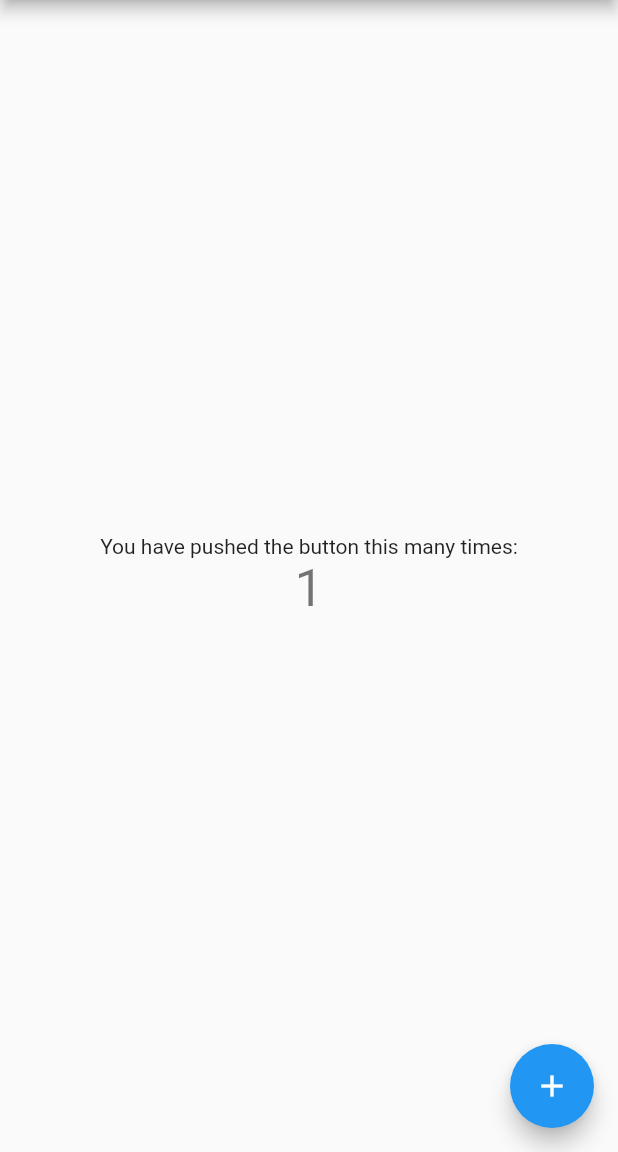
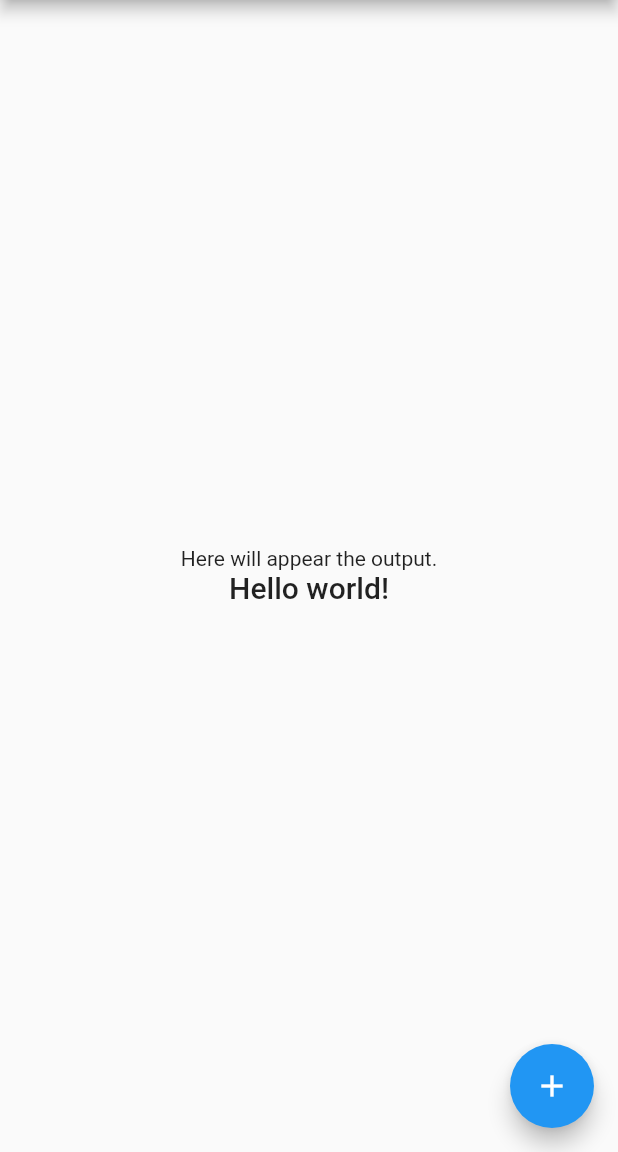
Before and after one commit to EdoF0/zeroapp, a Flutter app: the screen it shows after launch, after a tap on the "add" icon, on a phone screen of 412 x 824 dp, the part 84-1236 px from its top. Run offline on Flutter 3.47's test engine with Material 2 defaults, Android fonts, the phone set to English and light mode, and no system bars.

Commit message:
learndart base

```diff
--- /dev/null
+++ b/lib/learndart.dart
@@ -0,0 +1,3 @@
+String? myMain(int counter) {
+  return "Hello world!";
+}
--- a/lib/main.dart
+++ b/lib/main.dart
@@ -1,4 +1,5 @@
 import 'package:flutter/material.dart';
+import 'learndart.dart';
 
 void main() {
   runApp(const MyApp());
@@ -7,21 +8,11 @@ void main() {
 class MyApp extends StatelessWidget {
   const MyApp({super.key});
 
-  // This widget is the root of your application.
   @override
   Widget build(BuildContext context) {
     return MaterialApp(
       title: 'Flutter Demo',
       theme: ThemeData(
-        // This is the theme of your application.
-        //
-        // Try running your application with "flutter run". You'll see the
-        // application has a blue toolbar. Then, without quitting the app, try
-        // changing the primarySwatch below to Colors.green and then invoke
-        // "hot reload" (press "r" in the console where you ran "flutter run",
-        // or simply save your changes to "hot reload" in a Flutter IDE).
-        // Notice that the counter didn't reset back to zero; the application
-        // is not restarted.
         primarySwatch: Colors.blue,
       ),
       home: const MyHomePage(title: 'Flutter Demo Home Page'),
@@ -32,15 +23,6 @@ class MyApp extends StatelessWidget {
 class MyHomePage extends StatefulWidget {
   const MyHomePage({super.key, required this.title});
 
-  // This widget is the home page of your application. It is stateful, meaning
-  // that it has a State object (defined below) that contains fields that affect
-  // how it looks.
-
-  // This class is the configuration for the state. It holds the values (in this
-  // case the title) provided by the parent (in this case the App widget) and
-  // used by the build method of the State. Fields in a Widget subclass are
-  // always marked "final".
-
   final String title;
 
   @override
@@ -49,67 +31,44 @@ class MyHomePage extends StatefulWidget {
 
 class _MyHomePageState extends State<MyHomePage> {
   int _counter = 0;
+  String? _result = 'Push the button to run your function';
 
-  void _incrementCounter() {
+  void _runMyMain() {
     setState(() {
-      // This call to setState tells the Flutter framework that something has
-      // changed in this State, which causes it to rerun the build method below
-      // so that the display can reflect the updated values. If we changed
-      // _counter without calling setState(), then the build method would not be
-      // called again, and so nothing would appear to happen.
       _counter++;
+      _result = myMain(_counter);
     });
   }
 
   @override
   Widget build(BuildContext context) {
-    // This method is rerun every time setState is called, for instance as done
-    // by the _incrementCounter method above.
-    //
-    // The Flutter framework has been optimized to make rerunning build methods
-    // fast, so that you can just rebuild anything that needs updating rather
-    // than having to individually change instances of widgets.
     return Scaffold(
       appBar: AppBar(
-        // Here we take the value from the MyHomePage object that was created by
-        // the App.build method, and use it to set our appbar title.
         title: Text(widget.title),
       ),
-      body: Center(
-        // Center is a layout widget. It takes a single child and positions it
-        // in the middle of the parent.
+      body: Padding(
+        padding: const EdgeInsets.all(6),
+        child: Center(
           child: Column(
-          // Column is also a layout widget. It takes a list of children and
-          // arranges them vertically. By default, it sizes itself to fit its
-          // children horizontally, and tries to be as tall as its parent.
-          //
-          // Invoke "debug painting" (press "p" in the console, choose the
-          // "Toggle Debug Paint" action from the Flutter Inspector in Android
-          // Studio, or the "Toggle Debug Paint" command in Visual Studio Code)
-          // to see the wireframe for each widget.
-          //
-          // Column has various properties to control how it sizes itself and
-          // how it positions its children. Here we use mainAxisAlignment to
-          // center the children vertically; the main axis here is the vertical
-          // axis because Columns are vertical (the cross axis would be
-          // horizontal).
             mainAxisAlignment: MainAxisAlignment.center,
             children: <Widget>[
               const Text(
-              'You have pushed the button this many times:',
+                'Here will appear the output.',
               ),
               Text(
-              '$_counter',
-              style: Theme.of(context).textTheme.headline4,
+                _result ?? "null",
+                style: Theme.of(context).textTheme.headline6,
+                textAlign: TextAlign.center,
               ),
             ],
           ),
         ),
+      ),
       floatingActionButton: FloatingActionButton(
-        onPressed: _incrementCounter,
+        onPressed: _runMyMain,
         tooltip: 'Increment',
         child: const Icon(Icons.add),
-      ), // This trailing comma makes auto-formatting nicer for build methods.
+      ),
     );
   }
 }
```
Lines whose indentation alone changed are shown as unchanged.
